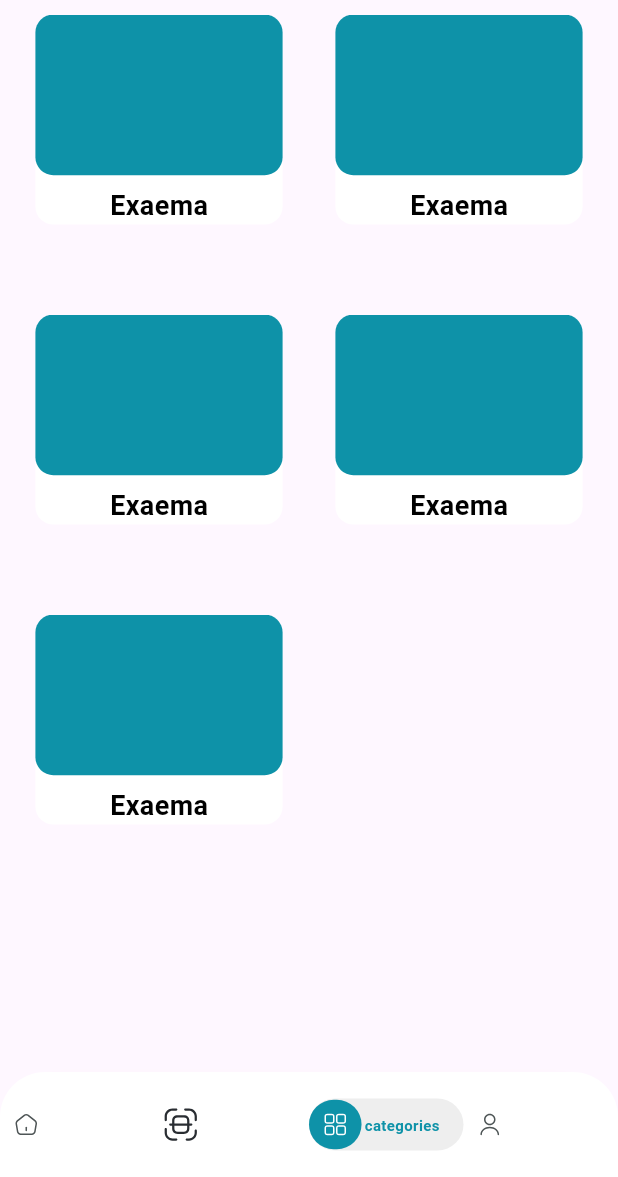
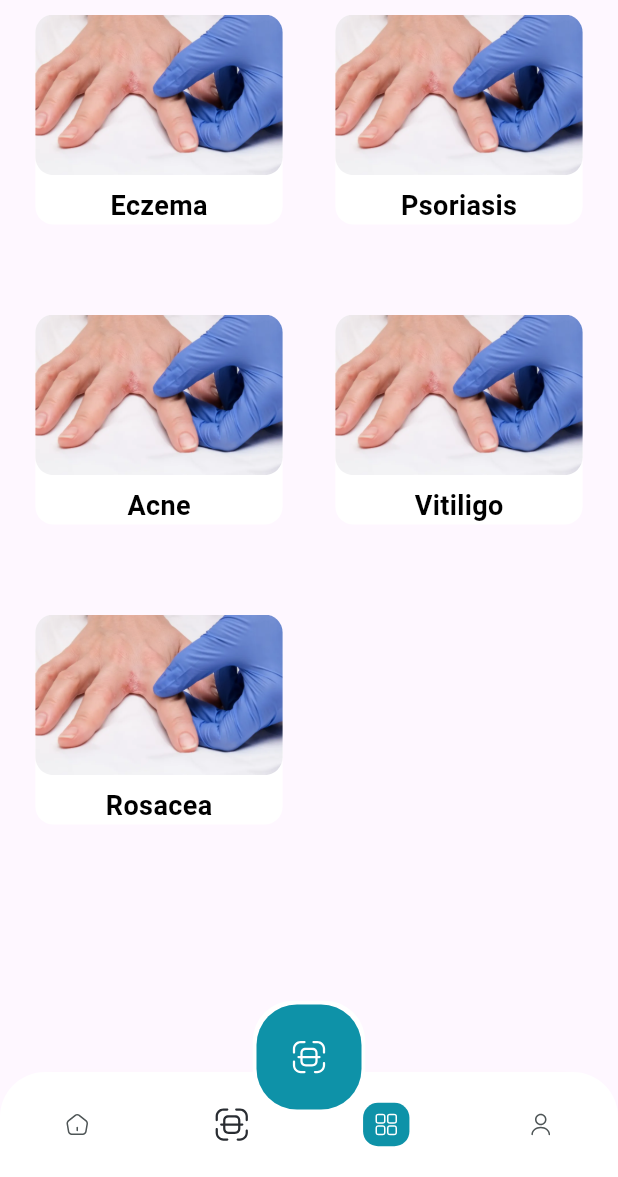
Before and after one commit to MahmoudA1aam/Skin_DD, a Flutter app: the HomeView screen opened by its route, item 3 of the bottom bar chosen, on a phone screen of 412 x 824 dp, the part 59-1236 px from its top. Run offline on Flutter 3.47's test engine with Material 3 defaults, Android fonts, the light colour scheme and no system bars; our stand-ins replace dots_indicator, flutter_svg, shared_preferences; accounts and stored records are empty; project files that could hold a hidden picture were left out.

Commit message:
edit bottom navigate bar

```diff
--- a/lib/core/helper/routes/ongenerate_routes.dart
+++ b/lib/core/helper/routes/ongenerate_routes.dart
@@ -1,6 +1,7 @@
 import 'package:flutter/material.dart';
 import 'package:skin_dd/core/helper/routes/routes_name.dart';
 import 'package:skin_dd/features/home/presentation/ui/home_view.dart';
+import 'package:skin_dd/features/scanner/presentation/scanner_view.dart';
 
 import '../../../features/auth/presentation/login/ui/login_view_.dart';
 import '../../../features/auth/presentation/sign_up/ui/sign_up_view.dart';
@@ -17,6 +18,8 @@ Route<dynamic>? onGenerateRoutes(RouteSettings settings) {
 
     case RoutesName.homeView:
       return MaterialPageRoute(builder: (context) => HomeView());
+    case RoutesName.scannerView:
+      return MaterialPageRoute(builder: (context) => ScannerView());
 
     default:
       return MaterialPageRoute(builder: (context) => const OnboardingView());
--- a/lib/core/helper/routes/routes_name.dart
+++ b/lib/core/helper/routes/routes_name.dart
@@ -4,4 +4,5 @@ class RoutesName {
   static const String signUpView = "/signUpView";
   static const String homeView = "/homeView";
   static const String splashView = "splashView";
+  static const String scannerView = "ScannerView";
 }
--- /dev/null
+++ b/lib/features/home/domain/entity/skin_desiease_entitty.dart
@@ -0,0 +1,33 @@
+class SkinDesieaseEntitty {
+  final String title, image;
+
+  SkinDesieaseEntitty({required this.title, required this.image});
+}
+
+List<SkinDesieaseEntitty> getSkinDesieaseList = [
+  SkinDesieaseEntitty(
+    title: "Eczema",
+    image:
+        "assets/images/doctor-dermatologist-examines-patients-hand-with-royalty-free-image-1662056958.webp",
+  ),
+  SkinDesieaseEntitty(
+    title: "Psoriasis",
+    image:
+        "assets/images/doctor-dermatologist-examines-patients-hand-with-royalty-free-image-1662056958.webp",
+  ),
+  SkinDesieaseEntitty(
+    title: "Acne",
+    image:
+        "assets/images/doctor-dermatologist-examines-patients-hand-with-royalty-free-image-1662056958.webp",
+  ),
+  SkinDesieaseEntitty(
+    title: "Vitiligo",
+    image:
+        "assets/images/doctor-dermatologist-examines-patients-hand-with-royalty-free-image-1662056958.webp",
+  ),
+  SkinDesieaseEntitty(
+    title: "Rosacea",
+    image:
+        "assets/images/doctor-dermatologist-examines-patients-hand-with-royalty-free-image-1662056958.webp",
+  ),
+];
--- a/lib/features/home/presentation/ui/home_view.dart
+++ b/lib/features/home/presentation/ui/home_view.dart
@@ -1,10 +1,13 @@
 import 'package:flutter/material.dart';
-import 'package:skin_dd/features/categories/presentation/ui/Skin_diseases_view.dart';
+import 'package:flutter_svg/svg.dart';
+import 'package:skin_dd/core/theming/colors_app.dart';
+import 'package:skin_dd/features/skin_diseases/presentation/ui/Skin_diseases_view.dart';
 
 import 'package:skin_dd/features/home/presentation/widgets/home_view_body.dart';
 import 'package:skin_dd/features/profile/presentation/ui/profile_view.dart';
 import 'package:skin_dd/features/scanner/presentation/scanner_view.dart';
 
+import '../../../../core/helper/routes/routes_name.dart';
 import '../widgets/custom_bottom_navigatoion_bar.dart';
 
 class HomeView extends StatefulWidget {
@@ -28,16 +31,46 @@ class _HomeViewState extends State<HomeView> {
   @override
   Widget build(BuildContext context) {
     return Scaffold(
+      floatingActionButton: Container(
+        margin: const EdgeInsets.only(top: 10, bottom: 30),
+        height: 75,
+        width: 75,
+        decoration: BoxDecoration(
+          color: Colors.white,
+          borderRadius: BorderRadius.circular(27),
+        ),
+
+        child: Center(
+          child: Container(
+            decoration: BoxDecoration(
+              color: ColorsApp.primaryColor,
+              borderRadius: BorderRadius.circular(27),
+            ),
+            height: 70,
+            width: 70,
+            child: Center(
+              child: FloatingActionButton(
+                elevation: 0,
+                onPressed: () {
+                  Navigator.pushNamed(context, RoutesName.scannerView);
+                },
+                backgroundColor: ColorsApp.primaryColor,
+                child: SvgPicture.asset(
+                  "assets/icons/outline/scan.svg",
+                  color: Colors.white,
+                ),
+              ),
+            ),
+          ),
+        ),
+      ),
+      floatingActionButtonLocation: FloatingActionButtonLocation.centerDocked,
       body: SafeArea(child: screen[selectedIndex]),
-      bottomNavigationBar: Stack(
-        children: [
-          CustomBotttomNavigatoionBar(
-            onChanged: (value) {
-              selectedIndex = value;
-              setState(() {});
-            },
-          ),
-        ],
+      bottomNavigationBar: CustomBotttomNavigatoionBar(
+        onChanged: (value) {
+          selectedIndex = value;
+          setState(() {});
+        },
       ),
     );
   }
--- a/lib/features/home/presentation/widgets/home_view_body.dart
+++ b/lib/features/home/presentation/widgets/home_view_body.dart
@@ -1,9 +1,9 @@
 import 'package:flutter/material.dart';
+
 import 'package:skin_dd/features/home/presentation/widgets/home_app_bar_widget.dart';
 import 'package:skin_dd/features/home/presentation/widgets/list_view_categories.dart';
+import 'package:skin_dd/features/home/presentation/widgets/list_view_recent_scans.dart';
 import 'package:skin_dd/features/home/presentation/widgets/row_title_and_button.dart';
-
-import '../../../../core/theming/text_style_app.dart';
 
 class HomeViewBody extends StatelessWidget {
   const HomeViewBody({super.key});
@@ -23,60 +23,10 @@ class HomeViewBody extends StatelessWidget {
             SizedBox(height: 10),
             RowTittleAndButtomText(title: "Recent Scans"),
             SizedBox(height: 10),
-            ListviewRecomendationDoctor(),
+            ListViewRecentScans(),
           ],
         ),
       ),
     );
   }
 }
-
-class ListviewRecomendationDoctor extends StatelessWidget {
-  ListviewRecomendationDoctor({super.key});
-
-  @override
-  Widget build(BuildContext context) {
-    return Expanded(
-      child: ListView.builder(
-        padding: EdgeInsets.zero,
-        itemCount: 10,
-        itemBuilder: (context, index) {
-          return Padding(
-            padding: EdgeInsets.only(bottom: 10),
-            child: RecomendationDoctorItem(),
-          );
-        },
-      ),
-    );
-  }
-}
-
-class RecomendationDoctorItem extends StatelessWidget {
-  const RecomendationDoctorItem({super.key});
-
-  @override
-  Widget build(BuildContext context) {
-    return Row(
-      children: [
-        ClipRRect(
-          borderRadius: BorderRadius.circular(12.0),
-          child: Image.asset(
-            "assets/images/logo_splash.png",
-            height: 110,
-            width: 110,
-            fit: BoxFit.cover,
-          ),
-        ),
-        SizedBox(width: 10),
-        Column(
-          crossAxisAlignment: CrossAxisAlignment.start,
-          mainAxisAlignment: MainAxisAlignment.spaceEvenly,
-          children: [
-            Text("Eczema", style: TextStylesApp.font16Black600),
-            Text("${TimeOfDay.now()}", style: TextStylesApp.font13Grey600),
-          ],
-        ),
-      ],
-    );
-  }
-}
--- a/lib/features/home/presentation/widgets/list_view_categories.dart
+++ b/lib/features/home/presentation/widgets/list_view_categories.dart
@@ -1,6 +1,7 @@
 import 'package:flutter/material.dart';
 
 import '../../../../core/theming/text_style_app.dart';
+import '../../domain/entity/skin_desiease_entitty.dart';
 
 class ListViewOfCategories extends StatelessWidget {
   const ListViewOfCategories({super.key});
@@ -12,9 +13,9 @@ class ListViewOfCategories extends StatelessWidget {
       height: height * 0.11,
       child: ListView.builder(
         scrollDirection: Axis.horizontal,
-        itemCount: 5,
+        itemCount: getSkinDesieaseList.length,
         itemBuilder: (context, index) {
-          return CategoryItem();
+          return CategoryItem(skinDesieaseEntitty: getSkinDesieaseList[index]);
         },
       ),
     );
@@ -22,8 +23,8 @@ class ListViewOfCategories extends StatelessWidget {
 }
 
 class CategoryItem extends StatelessWidget {
-  const CategoryItem({super.key});
-
+  const CategoryItem({super.key, required this.skinDesieaseEntitty});
+  final SkinDesieaseEntitty skinDesieaseEntitty;
   @override
   Widget build(BuildContext context) {
     return Padding(
@@ -35,12 +36,15 @@ class CategoryItem extends StatelessWidget {
             width: 70,
 
             decoration: BoxDecoration(
-              color: Colors.amber,
+              image: DecorationImage(
+                image: AssetImage(skinDesieaseEntitty.image),
+              ),
+
               borderRadius: BorderRadius.circular(20),
             ),
           ),
           const SizedBox(height: 4),
-          Text("Category", style: TextStylesApp.font12white400),
+          Text(skinDesieaseEntitty.title, style: TextStylesApp.font12white400),
         ],
       ),
     );
--- /dev/null
+++ b/lib/features/home/presentation/widgets/list_view_recent_scans.dart
@@ -0,0 +1,59 @@
+import 'package:flutter/material.dart';
+import 'package:skin_dd/features/home/domain/entity/skin_desiease_entitty.dart';
+
+import '../../../../core/theming/text_style_app.dart';
+
+class ListViewRecentScans extends StatelessWidget {
+  const ListViewRecentScans({super.key});
+
+  @override
+  Widget build(BuildContext context) {
+    return Expanded(
+      child: ListView.builder(
+        padding: EdgeInsets.zero,
+        itemCount: getSkinDesieaseList.length,
+        itemBuilder: (context, index) {
+          return Padding(
+            padding: EdgeInsets.only(bottom: 10),
+            child: RecomendationDoctorItem(
+              skinDesieaseEntitty: getSkinDesieaseList[index],
+            ),
+          );
+        },
+      ),
+    );
+  }
+}
+
+class RecomendationDoctorItem extends StatelessWidget {
+  const RecomendationDoctorItem({super.key, required this.skinDesieaseEntitty});
+  final SkinDesieaseEntitty skinDesieaseEntitty;
+  @override
+  Widget build(BuildContext context) {
+    return Row(
+      children: [
+        ClipRRect(
+          borderRadius: BorderRadius.circular(12.0),
+          child: Image.asset(
+            skinDesieaseEntitty.image,
+            height: 110,
+            width: 110,
+            fit: BoxFit.cover,
+          ),
+        ),
+        SizedBox(width: 10),
+        Column(
+          crossAxisAlignment: CrossAxisAlignment.start,
+          mainAxisAlignment: MainAxisAlignment.spaceEvenly,
+          children: [
+            Text(
+              skinDesieaseEntitty.title,
+              style: TextStylesApp.font16Black600,
+            ),
+            Text("${TimeOfDay.now()}", style: TextStylesApp.font13Grey600),
+          ],
+        ),
+      ],
+    );
+  }
+}
--- a/lib/features/home/presentation/widgets/naviagtion_bar_Item.dart
+++ b/lib/features/home/presentation/widgets/naviagtion_bar_Item.dart
@@ -18,33 +18,18 @@ class NaviagtionBarItem extends StatelessWidget {
     double displayWidth = MediaQuery.of(context).size.width;
     double displayheight = MediaQuery.of(context).size.height;
     return SizedBox(
-      height: displayheight * 0.042,
-      width: displayWidth * 0.25,
+      height: displayheight * 0.035,
+      width: displayWidth * 0.075,
       child: AnimatedContainer(
-        duration: Duration(seconds: 1),
-        alignment: Alignment.center,
-        padding: EdgeInsets.only(right: 5),
-        curve: Curves.fastLinearToSlowEaseIn,
-        height: displayheight * 0.04,
-        width: displayWidth * 0.23,
-
-        decoration: BoxDecoration(
-          color: isSelected ? Color(0xffEEEEEE) : Colors.transparent,
-          borderRadius: BorderRadius.circular(30),
-        ),
-        child: Row(
-          children: [
-            AnimatedContainer(
-              alignment: Alignment.center,
         curve: Curves.fastLinearToSlowEaseIn,
         duration: Duration(seconds: 1),
-              height: displayheight * 0.04,
-              width: displayWidth * 0.085,
+        height: displayheight * 0.035,
+        width: displayWidth * 0.075,
         decoration: BoxDecoration(
+          borderRadius: BorderRadius.circular(10),
           color: isSelected ? ColorsApp.primaryColor : Colors.transparent,
-                borderRadius: BorderRadius.circular(30),
         ),
-              child: Center(
+
         child:
             isSelected
                 ? Center(child: buttomnavigationbarEntity.image)
@@ -54,24 +39,6 @@ class NaviagtionBarItem extends StatelessWidget {
                   ),
                 ),
       ),
-            ),
-            SizedBox(width: 2),
-            AnimatedOpacity(
-              opacity: isSelected ? 1 : 0,
-              duration: Duration(seconds: 1),
-              curve: Curves.fastLinearToSlowEaseIn,
-              child: Text(
-                isSelected ? buttomnavigationbarEntity.name : '',
-                style: TextStyle(
-                  color: ColorsApp.primaryColor,
-                  fontWeight: FontWeight.bold,
-                  fontSize: 10,
-                ),
-              ),
-            ),
-          ],
-        ),
-      ),
     );
   }
 }
--- a/lib/features/scanner/presentation/scanner_view.dart
+++ b/lib/features/scanner/presentation/scanner_view.dart
@@ -5,6 +5,6 @@ class ScannerView extends StatelessWidget {
 
   @override
   Widget build(BuildContext context) {
-    return Container(color: Colors.red);
+    return Scaffold(body: Container(color: Colors.blueGrey));
   }
 }
--- /dev/null
+++ b/lib/features/skin_diseases/presentation/ui/Skin_diseases_view.dart
@@ -0,0 +1,14 @@
+import 'package:flutter/material.dart';
+import 'package:skin_dd/core/theming/colors_app.dart';
+import 'package:skin_dd/features/skin_diseases/widgets/skin_view_body.dart';
+
+import '../../../../core/theming/text_style_app.dart';
+
+class SkinDiseasesView extends StatelessWidget {
+  const SkinDiseasesView({super.key});
+
+  @override
+  Widget build(BuildContext context) {
+    return SkinViewBody();
+  }
+}
--- a/lib/features/categories/presentation/ui/Skin_diseases_view.dart
+++ b/lib/features/skin_diseases/widgets/skin_diseases_item.dart
@@ -1,45 +1,9 @@
 import 'package:flutter/material.dart';
-import 'package:skin_dd/core/theming/colors_app.dart';
-
-import '../../../../core/theming/text_style_app.dart';
-
-class SkinDiseasesView extends StatelessWidget {
-  const SkinDiseasesView({super.key});
-
-  @override
-  Widget build(BuildContext context) {
-    return Padding(
-      padding: const EdgeInsets.only(top: 10, right: 16, left: 16),
-      child: Column(
-        crossAxisAlignment: CrossAxisAlignment.start,
-        children: [
-          Text("Skin Diseases", style: TextStylesApp.font20Black600),
-          SizedBox(height: 10),
-
-          Expanded(
-            child: GridView.builder(
-              padding: EdgeInsets.zero,
-              itemCount: 5,
-              gridDelegate: const SliverGridDelegateWithFixedCrossAxisCount(
-                mainAxisSpacing: 20,
-                crossAxisSpacing: 20,
-
-                crossAxisCount: 2,
-              ),
-              itemBuilder: (context, index) {
-                return SkinDiseasesItem();
-              },
-            ),
-          ),
-        ],
-      ),
-    );
-  }
-}
+import 'package:skin_dd/features/home/domain/entity/skin_desiease_entitty.dart';
 
 class SkinDiseasesItem extends StatelessWidget {
-  const SkinDiseasesItem({super.key});
-
+  const SkinDiseasesItem({super.key, required this.skinDesieaseEntitty});
+  final SkinDesieaseEntitty skinDesieaseEntitty;
   @override
   Widget build(BuildContext context) {
     var mediaQuery = MediaQuery.sizeOf(context);
@@ -60,7 +24,10 @@ class SkinDiseasesItem extends StatelessWidget {
           width: mediaQuery.width * 0.4,
           decoration: BoxDecoration(
             borderRadius: BorderRadius.circular(12),
-            color: ColorsApp.primaryColor,
+            image: DecorationImage(
+              image: AssetImage(skinDesieaseEntitty.image),
+              fit: BoxFit.fill,
+            ),
             boxShadow: const [
               /*  BoxShadow(
                 color: Colors.black26,
@@ -77,7 +44,7 @@ class SkinDiseasesItem extends StatelessWidget {
           top: 50,
           child: Center(
             child: Text(
-              "Exaema",
+              skinDesieaseEntitty.title,
               textAlign: TextAlign.center,
               style: const TextStyle(
                 fontSize: 18,
--- /dev/null
+++ b/lib/features/skin_diseases/widgets/skin_view_body.dart
@@ -0,0 +1,41 @@
+import 'package:flutter/material.dart';
+import 'package:skin_dd/features/skin_diseases/widgets/skin_diseases_item.dart';
+
+import '../../../core/theming/text_style_app.dart';
+import '../../home/domain/entity/skin_desiease_entitty.dart';
+
+class SkinViewBody extends StatelessWidget {
+  const SkinViewBody({super.key});
+
+  @override
+  Widget build(BuildContext context) {
+    return Padding(
+      padding: const EdgeInsets.only(top: 10, right: 16, left: 16),
+      child: Column(
+        crossAxisAlignment: CrossAxisAlignment.start,
+        children: [
+          Text("Skin Diseases", style: TextStylesApp.font20Black600),
+          SizedBox(height: 10),
+
+          Expanded(
+            child: GridView.builder(
+              padding: EdgeInsets.zero,
+              itemCount: getSkinDesieaseList.length,
+              gridDelegate: const SliverGridDelegateWithFixedCrossAxisCount(
+                mainAxisSpacing: 20,
+                crossAxisSpacing: 20,
+
+                crossAxisCount: 2,
+              ),
+              itemBuilder: (context, index) {
+                return SkinDiseasesItem(
+                  skinDesieaseEntitty: getSkinDesieaseList[index],
+                );
+              },
+            ),
+          ),
+        ],
+      ),
+    );
+  }
+}
```
Also changed, not shown: assets/images/doctor-dermatologist-examines-patients-hand-with-royalty-free-image-1662056958.webp (added). Lines whose indentation alone changed are shown as unchanged.
